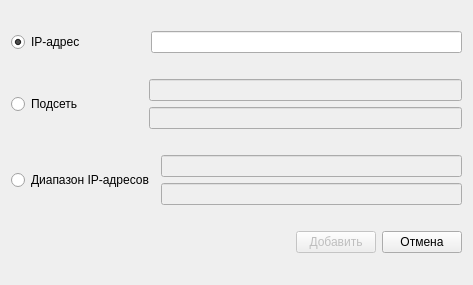
Old version of the form GUI/dialog_window_filter_IP.ui in the repository Begzi/Dis.
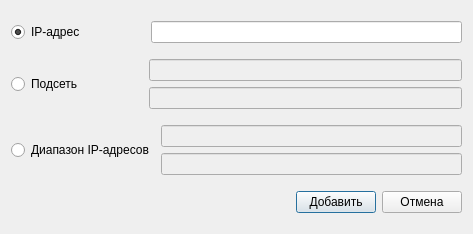
New version of the form.

Diff of the .ui file:
```diff
--- a/GUI/dialog_window_filter_IP.ui
+++ b/GUI/dialog_window_filter_IP.ui
@@ -7,7 +7,7 @@
     <x>0</x>
     <y>0</y>
     <width>473</width>
-    <height>285</height>
+    <height>234</height>
    </rect>
   </property>
   <property name="windowTitle">
@@ -157,7 +157,7 @@
      <item>
       <widget class="QPushButton" name="pushAdd">
        <property name="enabled">
-        <bool>false</bool>
+        <bool>true</bool>
        </property>
        <property name="text">
         <string>Добавить</string>
```
